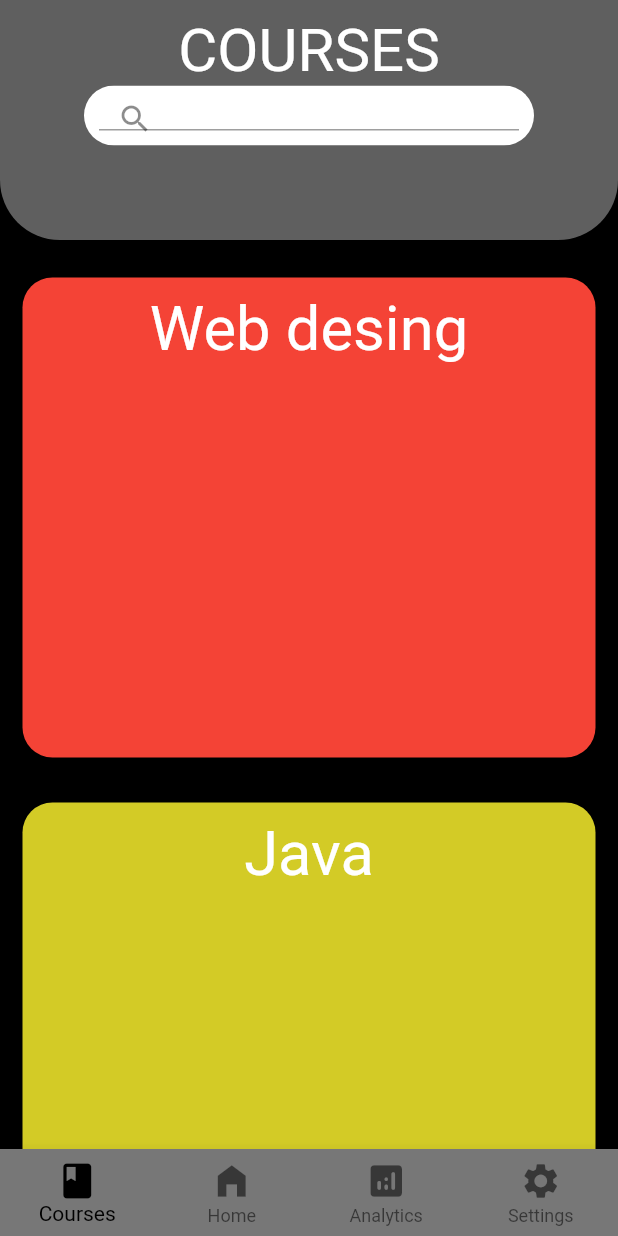
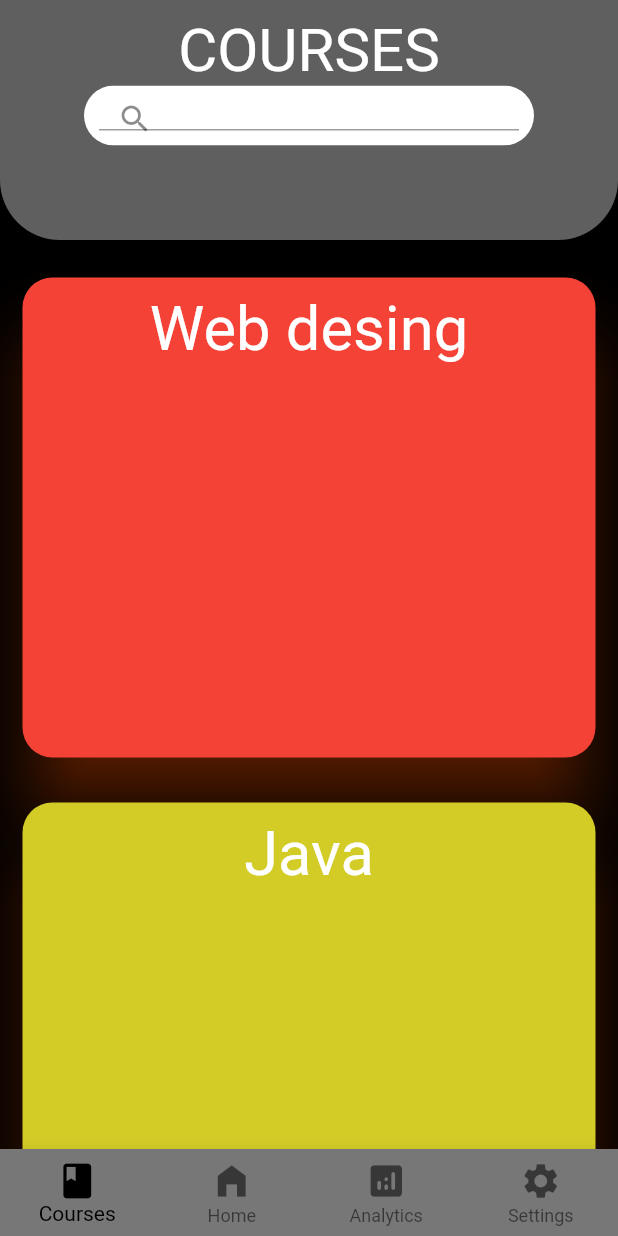
Before and after one commit to hirodori/cursoland, a Flutter app: the screen it shows after launch, on a phone screen of 412 x 824 dp. Run offline on Flutter 3.47's test engine with Material 2 defaults, Android fonts, the phone set to English and light mode, and no system bars.

```diff
--- a/lib/modules/course.dart
+++ b/lib/modules/course.dart
@@ -10,9 +10,12 @@ class Course with ChangeNotifier {
   final TypeCourse typeCourse;
   final Color cardColor;
   final String descrpition;
+  final String teacher;
+
   Course(
       {this.isActive = false,
       this.isFavorite = false,
+      required this.teacher,
       required this.id,
       required this.descrpition,
       required this.cardColor,
--- a/lib/modules/provider/activated_courses.dart
+++ b/lib/modules/provider/activated_courses.dart
@@ -9,6 +9,7 @@ class CoursesActvated extends Course {
   CoursesActvated(
       {required this.lessonsCompleted,
       required this.timeSpended,
+      required super.teacher,
       required super.id,
       required super.descrpition,
       required super.cardColor,
--- a/lib/modules/provider/course_maneger.dart
+++ b/lib/modules/provider/course_maneger.dart
@@ -3,8 +3,15 @@ import 'package:flutter/cupertino.dart';
 import 'package:flutter/material.dart';
 
 class CoursesManeger with ChangeNotifier {
+  String? nome;
+  void changeNaME(String novoNome) {
+    nome = novoNome;
+    notifyListeners();
+  }
+
   final List<Course> _courses = [
     Course(
+        teacher: 'Kernel',
         descrpition: '',
         cardColor: Colors.red,
         id: 'c1',
@@ -13,6 +20,7 @@ class CoursesManeger with ChangeNotifier {
         timeLectures: Duration(hours: 15),
         typeCourse: TypeCourse.Desing),
     Course(
+        teacher: 'Kernel',
         descrpition: '',
         cardColor: Color.fromARGB(255, 211, 203, 38),
         id: 'c2',
@@ -21,6 +29,7 @@ class CoursesManeger with ChangeNotifier {
         timeLectures: Duration(hours: 15),
         typeCourse: TypeCourse.Programing),
     Course(
+        teacher: 'Kernel',
         descrpition: '',
         cardColor: Colors.green,
         id: 'c3',
@@ -29,6 +38,7 @@ class CoursesManeger with ChangeNotifier {
         timeLectures: Duration(hours: 15),
         typeCourse: TypeCourse.Programing),
     Course(
+        teacher: 'Kernel',
         descrpition: '',
         cardColor: Color.fromARGB(255, 89, 98, 201),
         id: 'c4',
--- a/lib/screens/course_overview_screen.dart
+++ b/lib/screens/course_overview_screen.dart
@@ -15,6 +15,8 @@ class CoursesOverviewScreen extends StatelessWidget {
 
     final courseId = ModalRoute.of(context)?.settings.arguments as String;
     var course = Provider.of<CoursesManeger>(context).findCourseById(courseId);
+    var nome = Provider.of<CoursesManeger>(context).nome;
+
     durationCourse = course.timeLectures.inMinutes.toString();
     return Scaffold(
       backgroundColor: Color.fromARGB(255, 17, 17, 17),
--- a/lib/screens/courses_explorer_screen.dart
+++ b/lib/screens/courses_explorer_screen.dart
@@ -66,7 +66,6 @@ class CoursesExplorer extends StatelessWidget {
               itemBuilder: (context, index) => ChangeNotifierProvider.value(
                 value: coursesList[index],
                 child: CoursesCard(
-                  backgroundColor: coursesList[index].cardColor,
                   course: coursesList[index],
                 ),
               ),
--- a/lib/widgets/courses_card.dart
+++ b/lib/widgets/courses_card.dart
@@ -6,12 +6,13 @@ import 'package:provider/provider.dart';
 import '../modules/provider/course_maneger.dart';
 
 class CoursesCard extends StatelessWidget {
+  //duração e quantidade de aulas
+
   final Course course;
-  final Color backgroundColor;
+
   const CoursesCard({
     Key? key,
     required this.course,
-    required this.backgroundColor,
   }) : super(key: key);
 
   @override
@@ -23,9 +24,10 @@ class CoursesCard extends StatelessWidget {
             .pushNamed(CoursesOverviewScreen.routeName, arguments: course.id);
       },
       child: Card(
+        elevation: 20,
+        shadowColor: Color.fromARGB(255, 255, 85, 0),
         margin: EdgeInsets.all(15),
-        elevation: 20,
-        color: backgroundColor,
+        color: course.cardColor,
         shape: RoundedRectangleBorder(
           borderRadius: BorderRadius.circular(20),
         ),
```
Also changed, not shown: lib/widgets/courses_progress_card.dart (added, +10 -0 lines).
